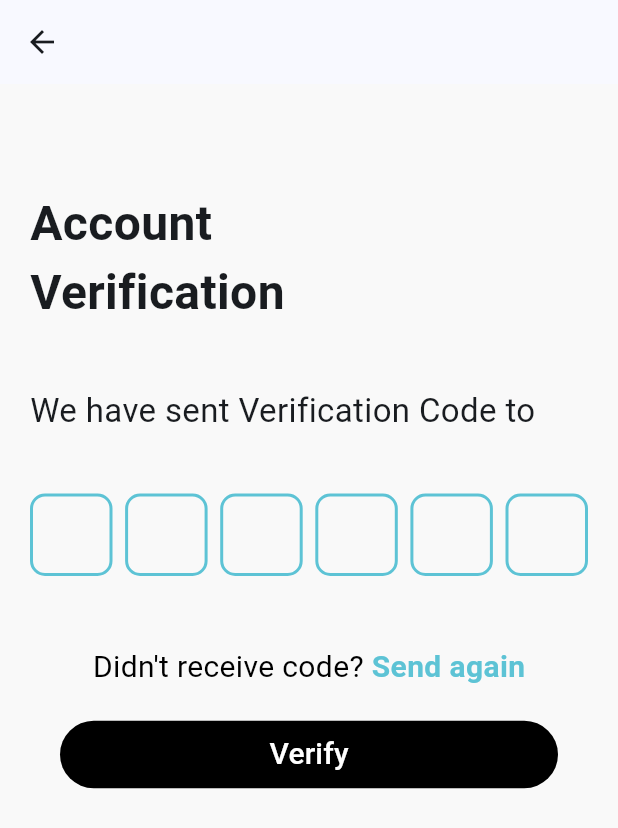
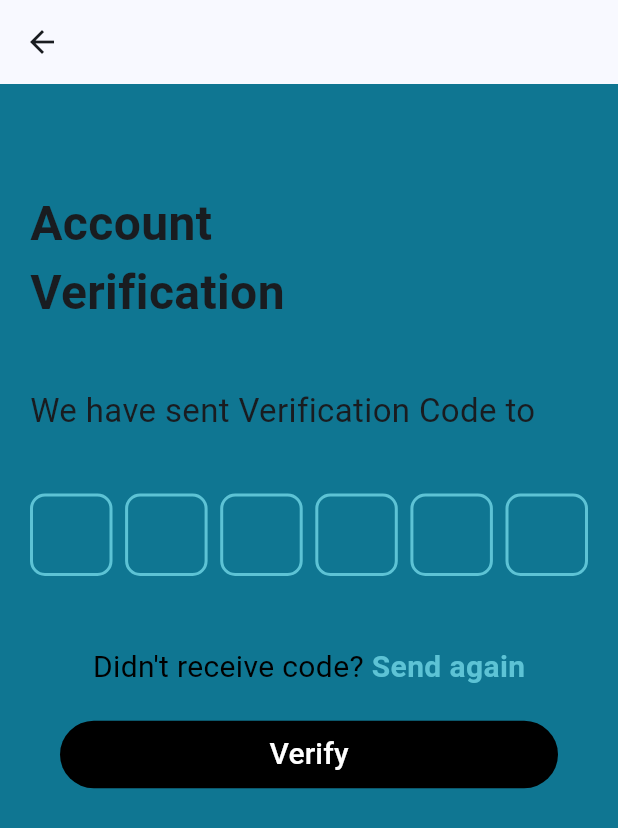
Before and after one commit to TeleGrammy/CrossPlatform, a Flutter app: the AccountVerificationView screen opened by its route, on a phone screen of 412 x 824 dp. Shown: the top 828 px of the screen. Run offline on Flutter 3.47's test engine with Material 3 defaults, Android fonts, the phone set to English and light mode, and no system bars; drawn by our look-alikes of pin_code_fields; our stand-ins replace audioplayers, bloc, dartz, dio, firebase_core, flutter_bloc and 10 more; missing offline and left inert: dart:ui_web, flutter_sound, universal_html, webview_flutter_plus; accounts and stored records are empty; network calls fail.

Commit message:
integrate messages with profile

```diff
--- a/telegrammy/lib/cores/routes/app_routes.dart
+++ b/telegrammy/lib/cores/routes/app_routes.dart
@@ -47,40 +47,26 @@ class AppRoutes {
     //   RoutesHelper helper = RoutesHelper();
     //   final bool isLoggedin = await helper.isLoggedIn();
     //   final bool issignedUp = await helper.isSignedUp();
-
+    //
     //   // If the user has logged in and tries to access sign-up or login, send them to the home page
     //   if (isLoggedin && state.uri.toString() == '/') {
-    //     return '/home'; //redirect to the app main screen
+    //     return '/contacts'; //redirect to the app main screen
     //   }
-
+    //
     //   // If the user has signedup but not verified send them to the verification page
     //   if (!isLoggedin && issignedUp) {
     //     return '/email-verification';
     //   }
-
+    //
     //   // If the user is not authenticated and tries to access home, send them to the login/signup page
-    //   if (!isLoggedin && !issignedUp && state.uri.toString() == '/home') {
+    //   if (!isLoggedin && !issignedUp) {
     //     return '/'; // Redirect to sign-up or login
     //   }
-
+    //
     //   // Return null to indicate no redirection needed
     //   return null;
     // },
     routes: [
-      GoRoute(
-        // name: RouteNames.signUp,
-        // path: '/',
-        // builder: (context, state) => BlocProvider(
-        //   create: (context) => SignUpCubit(),
-        //   child: const SignUpView(),
-        // ),
-        // name: RouteNames.oneToOneMessaging,
-        path: '/contacts',
-        builder: (context, state) => BlocProvider(
-          create: (context) => ContactsCubit(),
-          child: ContactsScreen(),
-        ),
-      ),
       GoRoute(
         name: RouteNames.signUp,
         path: '/',
@@ -88,12 +74,14 @@ class AppRoutes {
           create: (context) => SignUpCubit(),
           child: const SignUpView(),
         ),
-        // name: RouteNames.oneToOneMessaging,
-        // path: '/contacts',
-        // builder: (context, state) => BlocProvider(
-        //   create: (context) => ContactsCubit(),
-        //   child: ContactsScreen(),
-        // ),
+      ),
+      GoRoute(
+        name: RouteNames.contacts,
+        path: '/contacts',
+        builder: (context, state) => BlocProvider(
+          create: (context) => ContactsCubit(),
+          child: ContactsScreen(),
+        ),
       ),
       GoRoute(
         name: RouteNames.forwardToPage,
--- a/telegrammy/lib/cores/routes/routes_name.dart
+++ b/telegrammy/lib/cores/routes/routes_name.dart
@@ -22,8 +22,7 @@ class RouteNames {
   static String changeUsername = 'changeUsername';
   static String changeEmail = 'changeEmail';
   static String changePhoneNumber = 'changePhoneNumber';
-  static String stories = 'storiesPage';
-  static String storyView = 'storyView';
+  static String contacts = 'contacts';
   static String blockingView = 'blockingView';
   static String ContactsToBlockFromView = 'contactsToBlockFromView';
 }
--- a/telegrammy/lib/features/auth/presentation/views/login_view.dart
+++ b/telegrammy/lib/features/auth/presentation/views/login_view.dart
@@ -17,7 +17,7 @@ class LoginView extends StatelessWidget {
     return BlocListener<LoginCubit, LoginState>(
       listener: (context, state) {
         if (state is LoginSucess) {
-          context.goNamed(RouteNames.profileInfo);
+          context.goNamed(RouteNames.contacts);
         } else if (state is LoginError) {
           ScaffoldMessenger.of(context).showSnackBar(
             SnackBar(content: Text(state.message)),
--- a/telegrammy/lib/features/messages/presentation/views/contacts_view.dart
+++ b/telegrammy/lib/features/messages/presentation/views/contacts_view.dart
@@ -16,7 +16,7 @@ class ContactsScreen extends StatelessWidget {
       appBar: AppBar(
         leading: IconButton(
           onPressed: () {
-
+            context.goNamed(RouteNames.profileInfo);
           },
           icon: Icon(Icons.person),
         ),
--- a/telegrammy/lib/features/messages/presentation/widgets/chat_appbar.dart
+++ b/telegrammy/lib/features/messages/presentation/widgets/chat_appbar.dart
@@ -1,5 +1,7 @@
 import 'package:flutter/material.dart';
 import 'package:go_router/go_router.dart';
+
+import '../../../../cores/routes/routes_name.dart';
 
 class ChatAppbar extends StatelessWidget implements PreferredSizeWidget {
   final String participantNames;
@@ -52,8 +54,8 @@ class ChatAppbar extends StatelessWidget implements PreferredSizeWidget {
     return AppBar(
       leading: IconButton(
         key: const Key('back_button'),
-        icon: const Icon(Icons.arrow_back),
-        onPressed: () => context.go('/'),
+        icon: Icon(Icons.arrow_back),
+        onPressed: () => context.goNamed(RouteNames.contacts),
       ),
       title: Row(
         key: const Key('appbar_title_row'),
--- a/telegrammy/lib/features/profile/presentation/views/profile_settings/profile_info_view.dart
+++ b/telegrammy/lib/features/profile/presentation/views/profile_settings/profile_info_view.dart
@@ -35,7 +35,7 @@ class _ProfileInfoViewState extends State<ProfileInfoView> {
       appBar: ProfileSettingsAppBar(
         title: 'Profile Info',
         backButtonOnPressed: () {
-          context.goNamed(RouteNames.home);
+          context.goNamed(RouteNames.contacts);
         },
         actions: [
           IconButton(
@@ -97,7 +97,6 @@ class _ProfileInfoViewState extends State<ProfileInfoView> {
                                 title: Text('Privacy and Security Settings'),
                                 trailing: Icon(Icons.arrow_forward),
                                 onTap: () {
-                                  //TODO: navigate to privacy settings
                                   context
                                       .pushNamed(RouteNames.profilePrivacyPage);
                                 })
--- a/telegrammy/lib/main.dart
+++ b/telegrammy/lib/main.dart
@@ -29,7 +29,7 @@ class MyApp extends StatelessWidget {
       theme: ThemeData(
           colorScheme: ColorScheme.fromSeed(seedColor: Colors.blue),
           useMaterial3: true,
-          scaffoldBackgroundColor: const Color.fromARGB(255, 249, 249, 249)),
+          scaffoldBackgroundColor: const Color.fromARGB(255, 15, 118, 146)),
     );
   }
 }
```
Also changed, not shown: telegrammy/lib/cores/services/api_service.dart (+13 -2 lines), telegrammy/lib/features/profile/presentation/views/profile_settings/stories_page.dart (line endings or trailing spaces).
